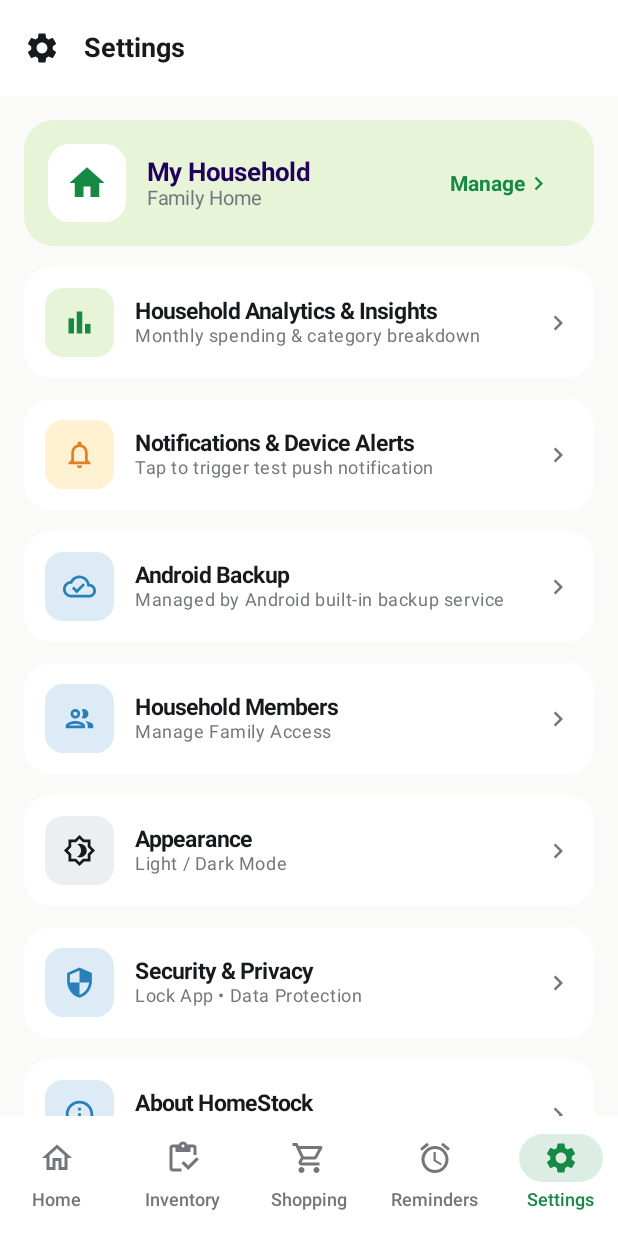
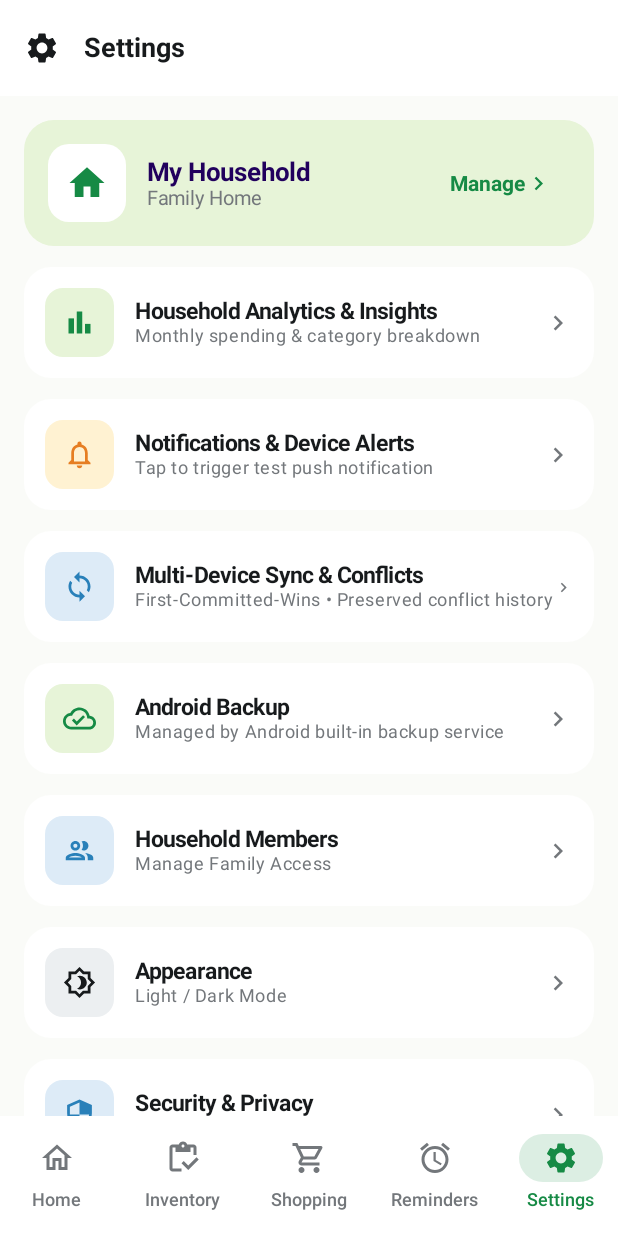
Before and after one commit to vishalbhartiiiitbh/homeinventry, an Android app built with Jetpack Compose: the screen it shows after launch (MainActivity), item 5 of the bottom bar chosen, on a phone screen of 412 x 824 dp. Run offline under Robolectric (Android 15) with nearby library versions, the phone set to English and light mode, and no system bars; our stand-ins replace Room's generated code; 1 statement that could not run was skipped.

Commit message:
auto andire backup and syn with multiple device

```diff
--- a/app/src/main/java/com/example/homeinvetry/data/local/HomeStockDatabase.kt
+++ b/app/src/main/java/com/example/homeinvetry/data/local/HomeStockDatabase.kt
@@ -19,9 +19,11 @@ import kotlinx.coroutines.launch
         StockTransactionEntity::class,
         ShoppingItemEntity::class,
         ReminderEntity::class,
-        StorageLocationEntity::class
+        StorageLocationEntity::class,
+        SyncOperationEntity::class,
+        SyncConflictEntity::class
     ],
-    version = 1,
+    version = 2,
     exportSchema = false
 )
 abstract class HomeStockDatabase : RoomDatabase() {
@@ -32,6 +34,7 @@ abstract class HomeStockDatabase : RoomDatabase() {
     abstract fun shoppingDao(): ShoppingDao
     abstract fun reminderDao(): ReminderDao
     abstract fun storageLocationDao(): StorageLocationDao
+    abstract fun syncDao(): SyncDao
 
     companion object {
         @Volatile
--- /dev/null
+++ b/app/src/main/java/com/example/homeinvetry/data/local/dao/SyncDao.kt
@@ -0,0 +1,33 @@
+package com.example.homeinvetry.data.local.dao
+
+import androidx.room.*
+import com.example.homeinvetry.data.local.entity.SyncConflictEntity
+import com.example.homeinvetry.data.local.entity.SyncOperationEntity
+import kotlinx.coroutines.flow.Flow
+
+@Dao
+interface SyncDao {
+    @Query("SELECT * FROM sync_operations ORDER BY timestamp ASC")
+    fun getAllOperationsFlow(): Flow<List<SyncOperationEntity>>
+
+    @Query("SELECT * FROM sync_operations WHERE isSynced = 0 ORDER BY timestamp ASC")
+    fun getUnsyncedOperationsSync(): List<SyncOperationEntity>
+
+    @Query("SELECT * FROM sync_operations WHERE entityId = :entityId ORDER BY version DESC, timestamp DESC")
+    fun getOperationsForEntitySync(entityId: String): List<SyncOperationEntity>
+
+    @Insert(onConflict = OnConflictStrategy.REPLACE)
+    fun insertOperation(operation: SyncOperationEntity)
+
+    @Query("UPDATE sync_operations SET isSynced = 1 WHERE operationId = :operationId")
+    fun markOperationSynced(operationId: String)
+
+    @Query("SELECT * FROM sync_conflicts ORDER BY timestamp DESC")
+    fun getAllConflictsFlow(): Flow<List<SyncConflictEntity>>
+
+    @Insert(onConflict = OnConflictStrategy.REPLACE)
+    fun insertConflict(conflict: SyncConflictEntity)
+
+    @Query("UPDATE sync_conflicts SET isResolved = 1 WHERE conflictId = :conflictId")
+    fun resolveConflict(conflictId: String)
+}
--- a/app/src/main/java/com/example/homeinvetry/feature/settings/SettingsScreen.kt
+++ b/app/src/main/java/com/example/homeinvetry/feature/settings/SettingsScreen.kt
@@ -22,7 +22,10 @@ import androidx.compose.ui.text.font.FontWeight
 import androidx.compose.ui.unit.dp
 import androidx.compose.ui.unit.sp
 import com.example.homeinvetry.core.notifications.NotificationHelper
+import com.example.homeinvetry.core.sync.SyncEngine
+import com.example.homeinvetry.feature.sync.SyncConflictDialog
 import com.example.homeinvetry.ui.theme.*
+import kotlinx.coroutines.launch
 
 @OptIn(ExperimentalMaterial3Api::class)
 @Composable
@@ -31,7 +34,14 @@ fun SettingsScreen(
     modifier: Modifier = Modifier
 ) {
     val context = LocalContext.current
+    val scope = rememberCoroutineScope()
+    val syncEngine = remember(context) { SyncEngine(context) }
+
     var showAndroidBackupInfoDialog by remember { mutableStateOf(false) }
+    var showSyncOptionsDialog by remember { mutableStateOf(false) }
+    var showConflictDialog by remember { mutableStateOf(false) }
+
+    val snackbarHostState = remember { SnackbarHostState() }
 
     Scaffold(
         topBar = {
@@ -45,6 +55,7 @@ fun SettingsScreen(
                 colors = TopAppBarDefaults.topAppBarColors(containerColor = MaterialTheme.colorScheme.surface)
             )
         },
+        snackbarHost = { SnackbarHost(snackbarHostState) },
         modifier = modifier.fillMaxSize()
     ) { padding ->
         LazyColumn(
@@ -156,11 +167,22 @@ fun SettingsScreen(
 
             item {
                 SettingsMenuRow(
+                    title = "Multi-Device Sync & Conflicts",
+                    subtitle = "First-Committed-Wins • Preserved conflict history",
+                    icon = Icons.Outlined.Sync,
+                    iconBgColor = LightBlue,
+                    iconTint = Color(0xFF2980B9),
+                    onClick = { showSyncOptionsDialog = true }
+                )
+            }
+
+            item {
+                SettingsMenuRow(
                     title = "Android Backup",
                     subtitle = "Managed by Android built-in backup service",
                     icon = Icons.Outlined.CloudDone,
-                    iconBgColor = LightBlue,
-                    iconTint = Color(0xFF2980B9),
+                    iconBgColor = LightGreen,
+                    iconTint = PrimaryGreen,
                     onClick = { showAndroidBackupInfoDialog = true }
                 )
             }
@@ -205,6 +227,61 @@ fun SettingsScreen(
                 )
             }
         }
+    }
+
+    // Multi-Device Sync Options Dialog
+    if (showSyncOptionsDialog) {
+        AlertDialog(
+            onDismissRequest = { showSyncOptionsDialog = false },
+            title = { Text("Multi-Device Cloud Sync", style = MaterialTheme.typography.titleLarge.copy(fontWeight = FontWeight.Bold)) },
+            text = {
+                Column(verticalArrangement = Arrangement.spacedBy(12.dp)) {
+                    Text("HomeStock syncs per-device operation logs using First-Committed-Wins. All conflicting operations are preserved in history.", style = MaterialTheme.typography.bodySmall.copy(color = SecondaryText))
+
+                    Button(
+                        onClick = {
+                            showSyncOptionsDialog = false
+                            scope.launch {
+                                snackbarHostState.showSnackbar("Syncing device operation logs with cloud...")
+                            }
+                        },
+                        modifier = Modifier.fillMaxWidth(),
+                        colors = ButtonDefaults.buttonColors(containerColor = PrimaryGreen),
+                        shape = RoundedCornerShape(12.dp)
+                    ) {
+                        Icon(Icons.Outlined.Sync, contentDescription = null)
+                        Spacer(modifier = Modifier.width(8.dp))
+                        Text("Sync Now")
+                    }
+
+                    OutlinedButton(
+                        onClick = {
+                            showSyncOptionsDialog = false
+                            showConflictDialog = true
+                        },
+                        modifier = Modifier.fillMaxWidth(),
+                        shape = RoundedCornerShape(12.dp)
+                    ) {
+                        Icon(Icons.Outlined.MergeType, contentDescription = null, tint = PrimaryGreen)
+                        Spacer(modifier = Modifier.width(8.dp))
+                        Text("View Sync Conflict History", color = PrimaryGreen, fontWeight = FontWeight.Bold)
+                    }
+                }
+            },
+            confirmButton = {},
+            dismissButton = {
+                TextButton(onClick = { showSyncOptionsDialog = false }) {
+                    Text("Close")
+                }
+            }
+        )
+    }
+
+    // Sync Conflict Dialog
+    if (showConflictDialog) {
+        SyncConflictDialog(
+            onDismiss = { showConflictDialog = false }
+        )
     }
 
     // Android Backup Info Dialog
```
Also changed, not shown: app/src/main/java/com/example/homeinvetry/core/sync/SyncEngine.kt (added, +141 -0 lines), app/src/main/java/com/example/homeinvetry/data/local/entity/SyncEntities.kt (added, +32 -0 lines), app/src/main/java/com/example/homeinvetry/feature/sync/SyncConflictDialog.kt (added, +135 -0 lines), 1 other file.
